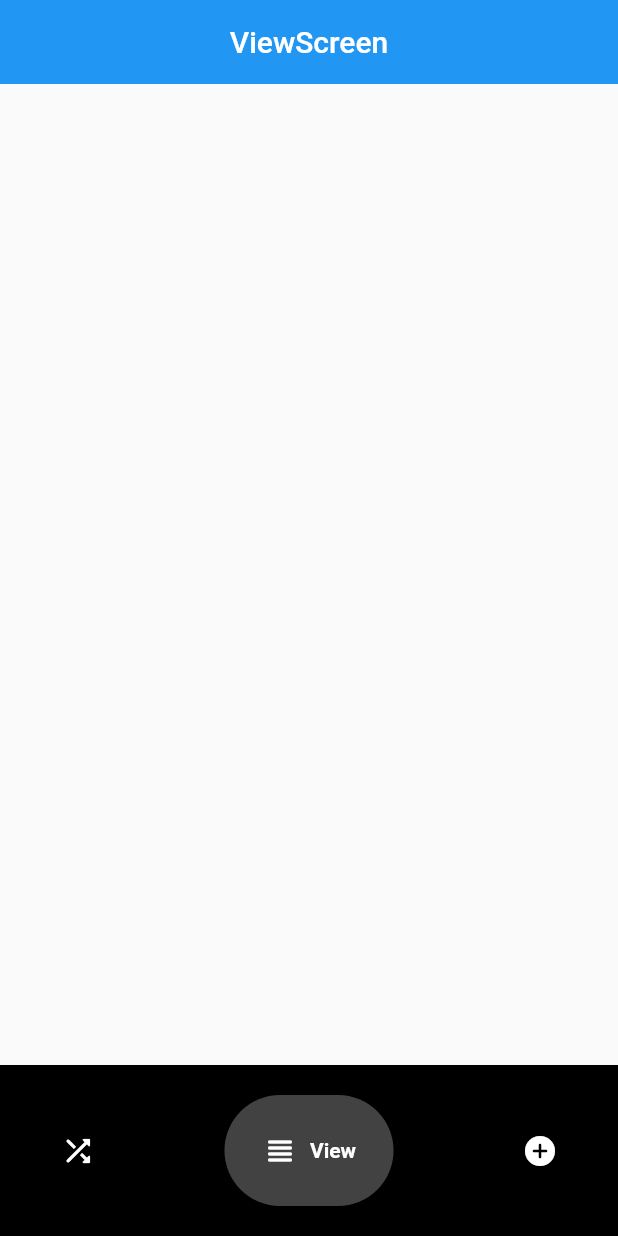
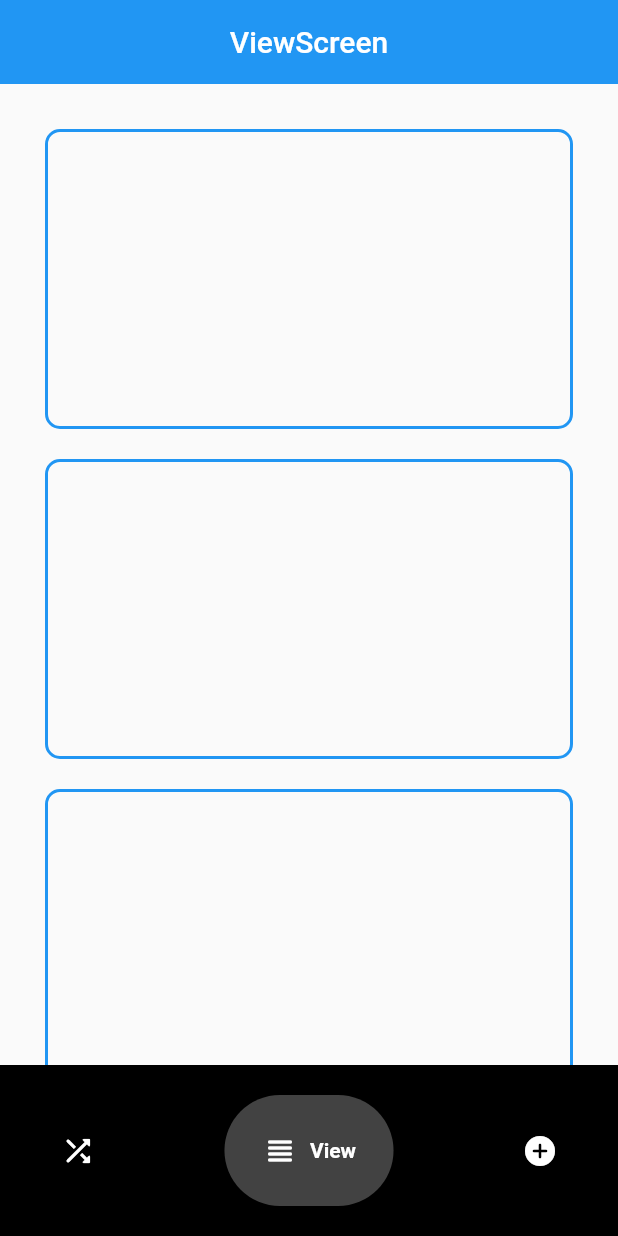
Before and after one commit to AnJasid/hobby_picker, a Flutter app: the screen it shows after launch, item 2 of the bottom bar chosen, on a phone screen of 412 x 824 dp. Run offline on Flutter 3.47's test engine with Material 2 defaults, Android fonts, the phone set to English and light mode, and no system bars; drawn by our look-alikes of google_nav_bar.

Commit message:
added new dart file hobby_item

```diff
--- /dev/null
+++ b/lib/screens/view_screen/hobby_item.dart
@@ -0,0 +1,21 @@
+import 'package:flutter/material.dart';
+
+class HobbyItem extends StatelessWidget {
+  const HobbyItem({super.key});
+
+  @override
+  Widget build(BuildContext context) {
+    return Container(
+      height: 200,
+      width: double.infinity,
+      decoration: BoxDecoration(
+        color: Colors.transparent,
+        border: Border.all(
+          color: Colors.blue,
+          width: 2.0,
+        ),
+        borderRadius: BorderRadius.circular(10),
+      ),
+    );
+  }
+}
--- a/lib/screens/view_screen/hobby_list.dart
+++ b/lib/screens/view_screen/hobby_list.dart
@@ -1,14 +1,21 @@
 import 'package:flutter/material.dart';
 import 'package:hobby_picker/data/hobby_data.dart';
+import 'package:hobby_picker/screens/view_screen/hobby_item.dart';
 
 class HobbyList extends StatelessWidget {
   const HobbyList({super.key});
 
   @override
   Widget build(BuildContext context) {
-    return ListView.builder(
+    return ListView.separated(
+      padding: const EdgeInsets.symmetric(
+        horizontal: 30,
+        vertical: 30,
+      ),
       itemCount: hobbyDetails.length,
-      itemBuilder: (BuildContext context, index) => Container(),
+      itemBuilder: (BuildContext context, index) => const HobbyItem(),
+      separatorBuilder: (BuildContext context, index) =>
+          const SizedBox(height: 20),
     );
   }
 }
```
